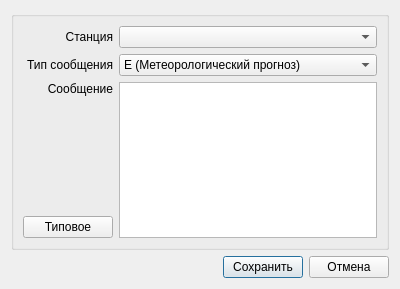
Old version of the form Emulator/sv_navtexeditor.ui in the repository breton75/R-Card.
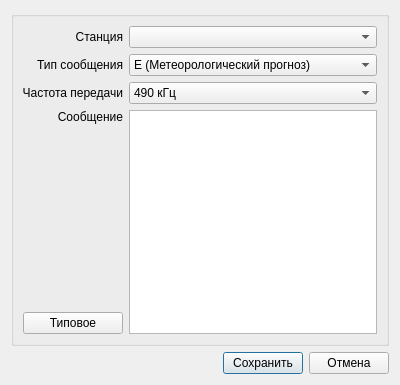
New version of the form.

Diff of the .ui file:
```diff
--- a/Emulator/sv_navtexeditor.ui
+++ b/Emulator/sv_navtexeditor.ui
@@ -7,7 +7,7 @@
     <x>0</x>
     <y>0</y>
     <width>400</width>
-    <height>289</height>
+    <height>385</height>
    </rect>
   </property>
   <property name="windowTitle">
@@ -32,7 +32,7 @@
          <widget class="QLabel" name="label_15">
           <property name="minimumSize">
            <size>
-            <width>90</width>
+            <width>100</width>
             <height>0</height>
            </size>
           </property>
@@ -74,7 +74,7 @@
          <widget class="QLabel" name="label_17">
           <property name="minimumSize">
            <size>
-            <width>90</width>
+            <width>100</width>
             <height>0</height>
            </size>
           </property>
@@ -191,6 +191,63 @@
         </item>
        </layout>
       </item>
+      <item>
+       <layout class="QHBoxLayout" name="horizontalLayout_7">
+        <item>
+         <widget class="QLabel" name="label_12">
+          <property name="minimumSize">
+           <size>
+            <width>100</width>
+            <height>0</height>
+           </size>
+          </property>
+          <property name="maximumSize">
+           <size>
+            <width>60</width>
+            <height>16777215</height>
+           </size>
+          </property>
+          <property name="font">
+           <font>
+            <weight>50</weight>
+            <bold>false</bold>
+           </font>
+          </property>
+          <property name="text">
+           <string>Частота передачи</string>
+          </property>
+          <property name="alignment">
+           <set>Qt::AlignRight|Qt::AlignTrailing|Qt::AlignVCenter</set>
+          </property>
+         </widget>
+        </item>
+        <item>
+         <widget class="QComboBox" name="cbNAVTEXTransmitFrequency">
+          <property name="font">
+           <font>
+            <weight>50</weight>
+            <bold>false</bold>
+           </font>
+          </property>
+          <item>
+           <property name="text">
+            <string>490 кГц</string>
+           </property>
+          </item>
+          <item>
+           <property name="text">
+            <string>518 кГц</string>
+           </property>
+          </item>
+          <item>
+           <property name="text">
+            <string>4209,5 кГц</string>
+           </property>
+          </item>
+         </widget>
+        </item>
+       </layout>
+      </item>
       <item>
        <layout class="QHBoxLayout" name="horizontalLayout">
         <item>
@@ -199,7 +256,7 @@
            <widget class="QLabel" name="label_18">
             <property name="minimumSize">
              <size>
-              <width>90</width>
+              <width>100</width>
               <height>0</height>
              </size>
             </property>
```
